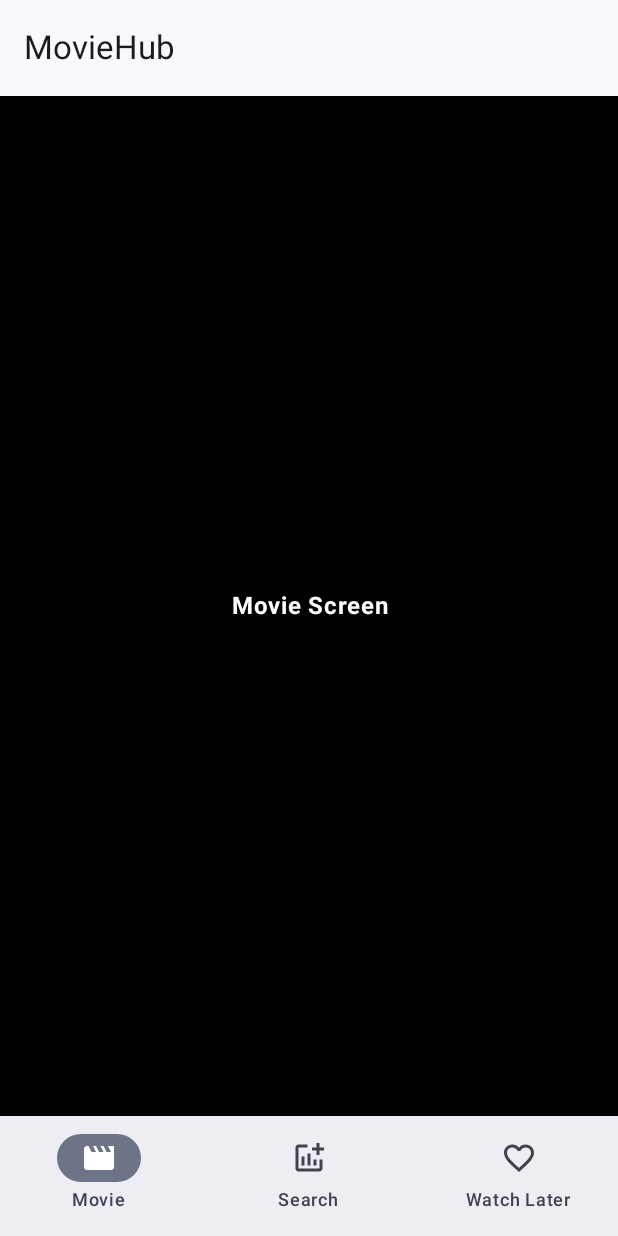
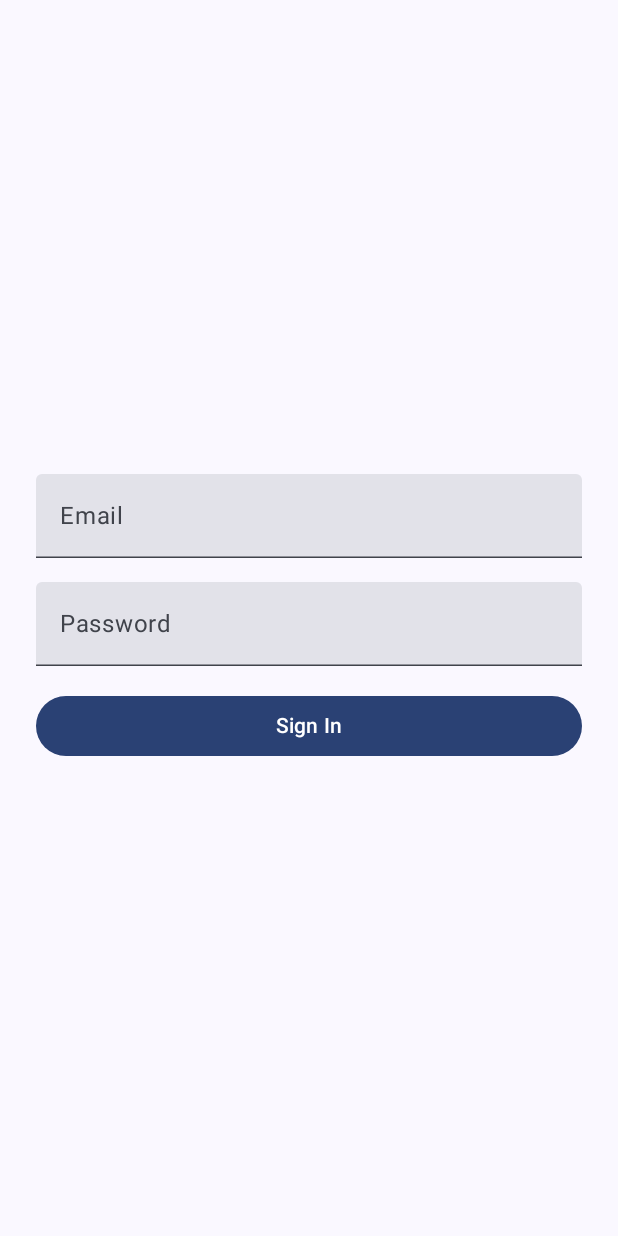
Before and after one commit to obafisoye/MovieHubProject, an Android app built with Jetpack Compose: the screen it shows after launch (MainActivity before the commit, SignInActivity after it), on a phone screen of 412 x 824 dp. Run offline under Robolectric (Android 15) with nearby library versions, the phone set to English and light mode, and no system bars; our stand-ins replace Firebase (no records; nobody signed in at launch, a user with empty details on screens opened directly).

Commit message:
Implemented firebase auth sign in and shared preferences

```diff
--- a/app/build.gradle.kts
+++ b/app/build.gradle.kts
@@ -40,6 +40,7 @@ android {
     }
     buildFeatures {
         compose = true
+        viewBinding = true
     }
     composeOptions {
         kotlinCompilerExtensionVersion = "1.5.1"
@@ -57,6 +58,7 @@ dependencies {
     implementation(libs.androidx.room.ktx)
     implementation(libs.androidx.room.common)
     implementation(libs.firebase.firestore)
+    implementation(libs.firebase.auth)
     annotationProcessor(libs.androidx.room.room.compiler)
     ksp(libs.androidx.room.room.compiler)
     implementation(libs.coil.compose)
--- a/app/src/main/java/com/example/moviehubproject/MainActivity.kt
+++ b/app/src/main/java/com/example/moviehubproject/MainActivity.kt
@@ -1,6 +1,7 @@
 package com.example.moviehubproject
 
 import android.annotation.SuppressLint
+import android.content.Context
 import android.os.Bundle
 import androidx.activity.ComponentActivity
 import androidx.activity.compose.setContent
@@ -48,7 +49,11 @@ class MainActivity : ComponentActivity() {
         setContent {
             MovieHubProjectTheme {
                 Scaffold(modifier = Modifier.fillMaxSize()) { innerPadding ->
+
                     val navController = rememberNavController()
+
+                    // app context
+                    val context: Context = applicationContext
 
                     // get db instance
                     val db = AppDatabase.getInstance(applicationContext)
@@ -63,7 +68,7 @@ class MainActivity : ComponentActivity() {
                     val fs_db = Firebase.firestore
 
                     //MovieScreen(modifier = Modifier.padding(innerPadding))
-                    App(navController = navController, modifier = Modifier.padding(innerPadding), moviesManager, db, viewModel, fs_db)
+                    App(navController = navController, modifier = Modifier.padding(innerPadding), moviesManager, db, viewModel, fs_db, context)
                 }
             }
         }
@@ -73,7 +78,7 @@ class MainActivity : ComponentActivity() {
 @SuppressLint("CoroutineCreationDuringComposition")
 @OptIn(ExperimentalMaterial3Api::class)
 @Composable
-fun App(navController: NavHostController, modifier: Modifier, moviesManager: MoviesManager, db: AppDatabase, viewModel: MovieViewModel, fs_db: FirebaseFirestore){
+fun App(navController: NavHostController, modifier: Modifier, moviesManager: MoviesManager, db: AppDatabase, viewModel: MovieViewModel, fs_db: FirebaseFirestore, context: Context){
     var movie by remember{
         mutableStateOf<Movie?>(null)
     }
@@ -93,7 +98,7 @@ fun App(navController: NavHostController, modifier: Modifier, moviesManager: Mov
             startDestination = Destination.Movie.route){
 
             composable(Destination.Movie.route){
-                MovieScreen(modifier = Modifier.padding(paddingValues), moviesManager, navController)
+                MovieScreen(modifier = Modifier.padding(paddingValues), moviesManager, navController, context)
             }
             composable(Destination.WatchLater.route){
                 WatchLaterScreen(modifier = Modifier.padding(paddingValues), navController)
--- /dev/null
+++ b/app/src/main/java/com/example/moviehubproject/SignInActivity.kt
@@ -0,0 +1,44 @@
+package com.example.moviehubproject
+
+import android.content.Context
+import android.content.Intent
+import android.os.Bundle
+import android.util.Log
+import androidx.activity.ComponentActivity
+import androidx.activity.compose.setContent
+import androidx.activity.enableEdgeToEdge
+import androidx.compose.foundation.layout.fillMaxSize
+import androidx.compose.foundation.layout.padding
+import androidx.compose.material3.Scaffold
+import androidx.compose.ui.Modifier
+import com.example.moviehubproject.screens.SignInScreen
+import com.example.moviehubproject.ui.theme.MovieHubProjectTheme
+
+class SignInActivity: ComponentActivity() {
+    override fun onCreate(savedInstanceState: Bundle?) {
+        super.onCreate(savedInstanceState)
+        enableEdgeToEdge()
+        setContent {
+            MovieHubProjectTheme{
+                Scaffold(modifier = Modifier.fillMaxSize()) { innerPadding ->
+
+                    val context: Context = applicationContext
+
+                    val sharedPref = context.getSharedPreferences("MyPrefs", Context.MODE_PRIVATE)
+                    Log.d("sharedpref", "${sharedPref.getString("email", "")}, ${sharedPref.getString("password", "")}, ${sharedPref.getBoolean("isLoggedIn", false)}")
+
+                    var loggedIn = sharedPref.getBoolean("isLoggedIn", false)
+
+                    if(loggedIn){
+                        var intent = Intent(context, MainActivity::class.java)
+                        intent.addFlags(Intent.FLAG_ACTIVITY_NEW_TASK)
+                        context.startActivity(intent)
+                    }
+                    else{
+                        SignInScreen(context = context, modifier = Modifier.padding(innerPadding))
+                    }
+                }
+            }
+        }
+    }
+}
--- /dev/null
+++ b/app/src/main/java/com/example/moviehubproject/screens/SignInScreen.kt
@@ -0,0 +1,107 @@
+package com.example.moviehubproject.screens
+
+import android.content.Context
+import android.content.Intent
+import android.content.SharedPreferences
+import android.util.Log
+import android.widget.Toast
+import androidx.compose.foundation.layout.Arrangement
+import androidx.compose.foundation.layout.Column
+import androidx.compose.foundation.layout.fillMaxSize
+import androidx.compose.foundation.layout.fillMaxWidth
+import androidx.compose.foundation.layout.padding
+import androidx.compose.foundation.text.KeyboardOptions
+import androidx.compose.material3.Button
+import androidx.compose.material3.Text
+import androidx.compose.material3.TextField
+import androidx.compose.runtime.Composable
+import androidx.compose.runtime.getValue
+import androidx.compose.runtime.mutableStateOf
+import androidx.compose.runtime.remember
+import androidx.compose.runtime.setValue
+import androidx.compose.ui.Alignment
+import androidx.compose.ui.Modifier
+import androidx.compose.ui.platform.LocalSoftwareKeyboardController
+import androidx.compose.ui.platform.SoftwareKeyboardController
+import androidx.compose.ui.text.input.KeyboardType
+import androidx.compose.ui.unit.dp
+import com.example.moviehubproject.MainActivity
+import com.google.firebase.auth.FirebaseAuth
+
+@Composable
+fun SignInScreen(context: Context, modifier: Modifier) {
+
+    // state level variables
+    var email by remember { mutableStateOf("") }
+    var password by remember { mutableStateOf("") }
+    val keyboardController = LocalSoftwareKeyboardController.current
+
+
+    Column(
+        modifier = modifier
+            .fillMaxSize()
+            .padding(16.dp),
+        verticalArrangement = Arrangement.Center,
+        horizontalAlignment = Alignment.CenterHorizontally
+    ){
+        TextField(
+            value = email,
+            onValueChange = { email = it },
+            modifier = Modifier
+                .fillMaxWidth()
+                .padding(8.dp),
+            label = { Text("Email") },
+            keyboardOptions =  KeyboardOptions.Default.copy(keyboardType = KeyboardType.Email)
+        )
+        TextField(
+            value = password,
+            onValueChange = { password = it },
+            modifier = Modifier
+                .fillMaxWidth()
+                .padding(8.dp),
+            label = { Text("Password") },
+            keyboardOptions =  KeyboardOptions.Default.copy(keyboardType = KeyboardType.Password)
+        )
+        Button(
+            onClick = {
+                performSignIn(email, password, context, keyboardController)
+            },
+            modifier = Modifier
+                .fillMaxWidth()
+                .padding(8.dp)
+        ){
+            Text("Sign In")
+        }
+    }
+}
+
+fun performSignIn(email: String, password: String, context: Context, keyboardController: SoftwareKeyboardController?){
+
+    val auth = FirebaseAuth.getInstance()
+
+    auth.signInWithEmailAndPassword(email, password)
+        .addOnCompleteListener{ task ->
+            if (task.isSuccessful) {
+
+                // save email and password to shared preferences
+                val sharedPref = context.getSharedPreferences("MyPrefs", Context.MODE_PRIVATE)
+                sharedPref.edit()
+                    .putString("email", email)
+                    .putString("password", password)
+                    .putBoolean("isLoggedIn", true)
+                    .apply()
+
+                Log.d("sharedpref", "${sharedPref.getString("email", "")}, ${sharedPref.getString("password", "")}, ${sharedPref.getBoolean("isLoggedIn", false)}")
+
+                Toast.makeText(context, "Sign In Successful", Toast.LENGTH_SHORT).show()
+
+                var intent = Intent(context, MainActivity::class.java)
+                intent.addFlags(Intent.FLAG_ACTIVITY_NEW_TASK)
+                intent.putExtra("userId", auth.currentUser?.uid)
+                context.startActivity(intent)
+            } else {
+                Toast.makeText(context, "Sign In Failed", Toast.LENGTH_SHORT).show()
+            }
+            keyboardController?.hide()
+        }
+}
--- a/app/src/main/java/com/example/moviehubproject/view/navigation/Navigation.kt
+++ b/app/src/main/java/com/example/moviehubproject/view/navigation/Navigation.kt
@@ -24,6 +24,7 @@ fun BottomNavBar(navController: NavController){
         NavigationBarItem(
             selected = currentDestination?.route == Destination.Movie.route,
             onClick = { navController.navigate(Destination.Movie.route){
+
                 popUpTo(Destination.Movie.route)
                 launchSingleTop = true
             } },
--- a/gradle/libs.versions.toml
+++ b/gradle/libs.versions.toml
@@ -18,6 +18,7 @@ ksp="1.9.0-1.0.13"
 roomCommon = "2.6.1"
 googleGmsGoogleServices = "4.4.2"
 firebaseFirestore = "25.1.0"
+firebaseAuth = "23.1.0"
 
 [libraries]
 androidx-core-ktx = { group = "androidx.core", name = "core-ktx", version.ref = "coreKtx" }
@@ -44,6 +45,7 @@ androidx-room-room-compiler = { module = "androidx.room:room-compiler", version.
 androidx-room-runtime = { module = "androidx.room:room-runtime", version.ref = "roomRuntime" }
 androidx-room-common = { group = "androidx.room", name = "room-common", version.ref = "roomCommon" }
 firebase-firestore = { group = "com.google.firebase", name = "firebase-firestore", version.ref = "firebaseFirestore" }
+firebase-auth = { group = "com.google.firebase", name = "firebase-auth", version.ref = "firebaseAuth" }
 
 [plugins]
 android-application = { id = "com.android.application", version.ref = "agp" }
```
Also changed, not shown: app/src/main/AndroidManifest.xml (+6 -1 lines), app/src/main/java/com/example/moviehubproject/screens/MovieScreen.kt (+25 -6 lines).
